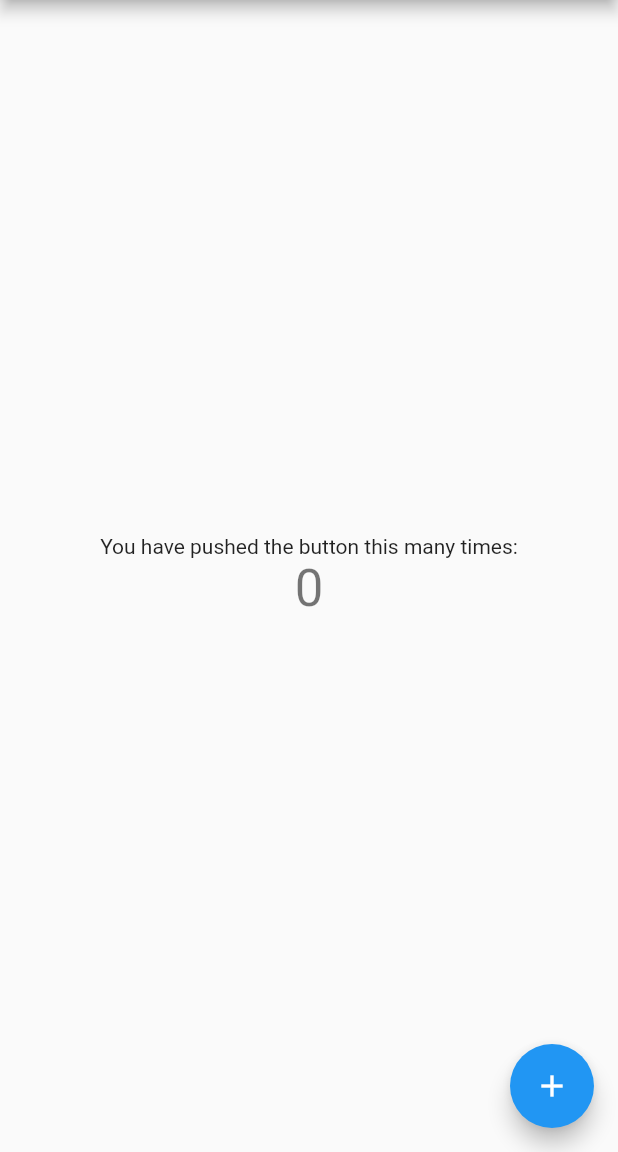
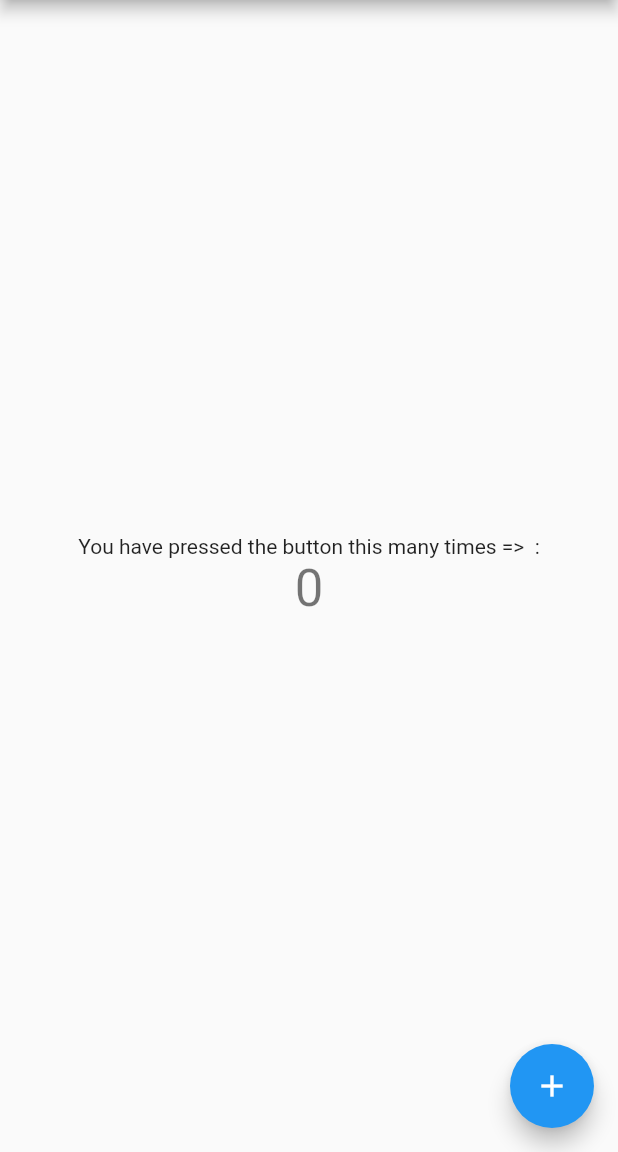
Before and after one commit to swamifalgun/flutter_sample_app, a Flutter app: the screen it shows after launch, on a phone screen of 412 x 824 dp, the part 84-1236 px from its top. Run offline on Flutter 3.47's test engine with Material 2 defaults, Android fonts, the phone set to English and light mode, and no system bars.

Commit message:
Change text trigger pipeline

```diff
--- a/lib/main.dart
+++ b/lib/main.dart
@@ -98,7 +98,7 @@ class _MyHomePageState extends State<MyHomePage> {
           mainAxisAlignment: MainAxisAlignment.center,
           children: <Widget>[
             Text(
-              'You have pushed the button this many times:',
+              'You have pressed the button this many times =>  :',
             ),
             Text(
               '$_counter',
```
